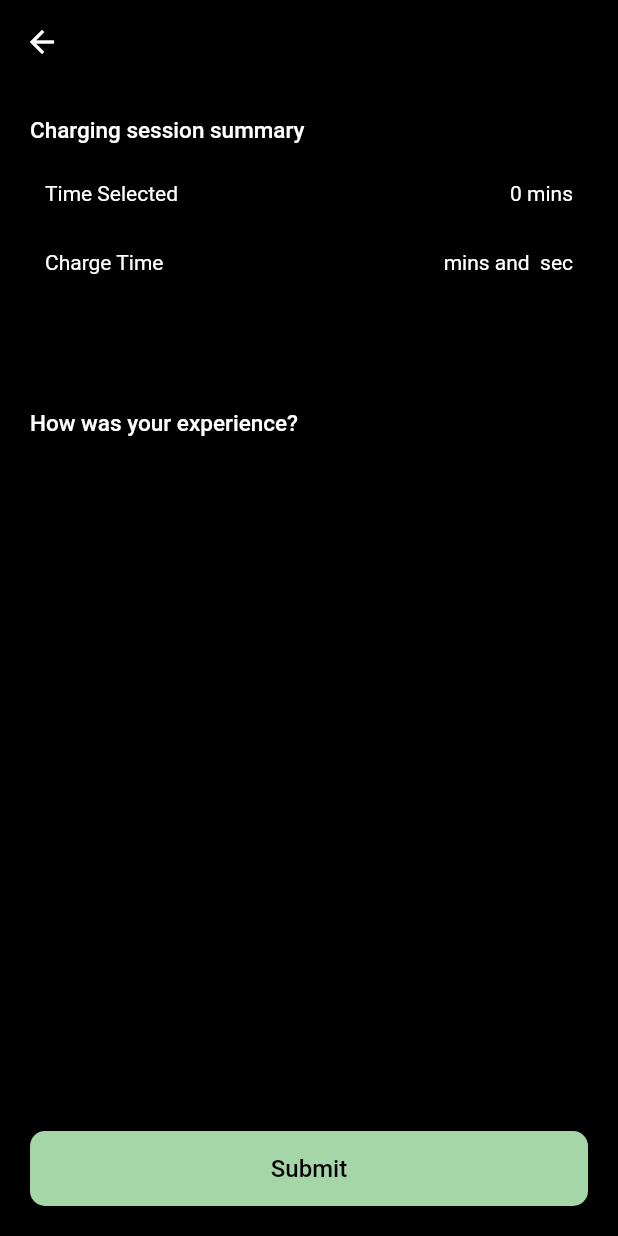
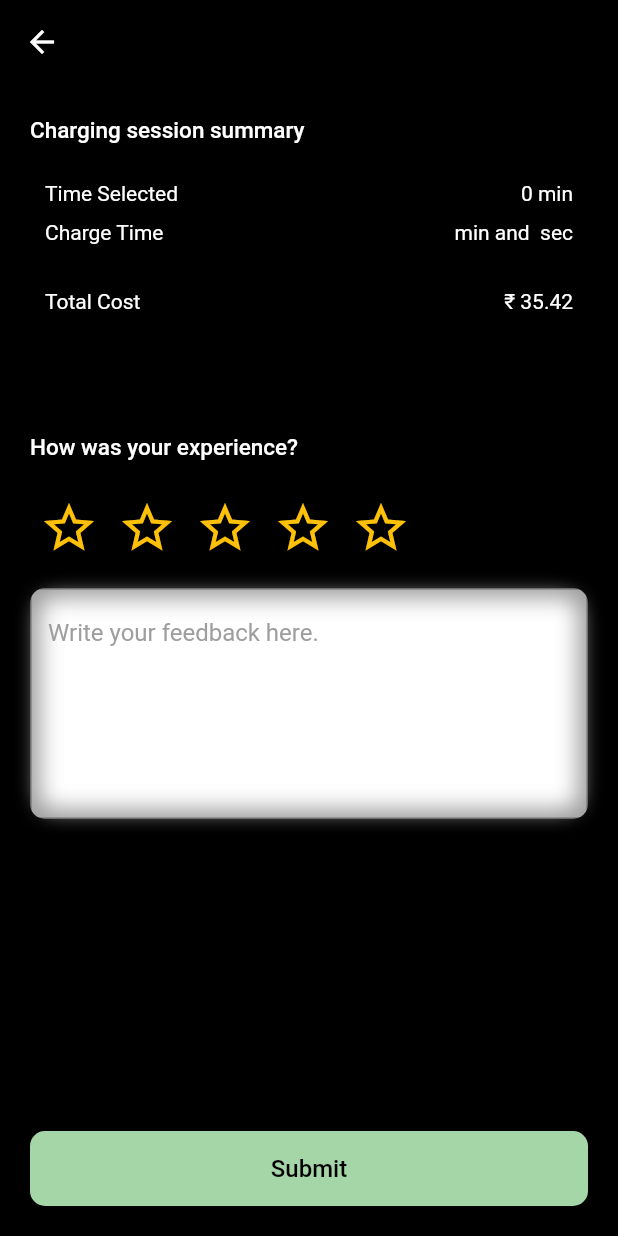
Before and after one commit to esharma33/chargeApp, a Flutter app: the Charging_summary screen opened directly with empty values, on a phone screen of 412 x 824 dp. Run offline on Flutter 3.47's test engine with Material 2 defaults, Android fonts, the phone set to English and light mode, and no system bars; drawn by our look-alikes of flutter_rating_bar; our stand-ins replace circular_countdown_timer, firebase_core, fluttertoast, geolocator, google_maps_flutter, permission_handler and 2 more; missing offline and left inert: qr_code_scanner, razorpay_flutter; accounts and stored records are empty.

Commit message:
pulled Esha's changes

```diff
--- a/chargeApp-master/lib/Screens/Charging_summary_screen.dart
+++ b/chargeApp-master/lib/Screens/Charging_summary_screen.dart
@@ -1,10 +1,11 @@
-import 'package:charging_app/Screens/payment.dart';
 import 'package:flutter/material.dart';
+import 'package:flutter_rating_bar/flutter_rating_bar.dart';
 
 class Charging_summary extends StatefulWidget {
   int duration;
   String mins;
   String sec;
+  int rating = 0;
   Charging_summary(
       {Key? key, required this.duration, required this.mins, required this.sec})
       : super(key: key);
@@ -46,14 +47,18 @@ class _Charging_summaryState extends State<Charging_summary> {
                       color: Colors.white),
                 ),
                 SizedBox(
-                  height: 15,
+                  height: 25,
                 ),
-                BuildRow("Time Selected", "${widget.duration} mins"),
+                BuildRow("Time Selected", "${widget.duration} min"),
                 SizedBox(
                   height: 10,
                 ),
-                BuildRow("Charge Time",
-                    "${widget.mins}  mins and ${widget.sec} sec"),
+                BuildRow(
+                    "Charge Time", "${widget.mins}  min and ${widget.sec} sec"),
+                SizedBox(
+                  height: 30,
+                ),
+                BuildRow("Total Cost", " ₹ 35.42"),
                 SizedBox(
                   height: 80,
                 ),
@@ -63,6 +68,66 @@ class _Charging_summaryState extends State<Charging_summary> {
                       fontSize: 15,
                       fontWeight: FontWeight.w500,
                       color: Colors.white),
+                ),
+                SizedBox(
+                  height: 25,
+                ),
+                RatingBar(
+                  initialRating: 0,
+                  minRating: 1,
+                  direction: Axis.horizontal,
+                  //allowHalfRating: true,
+                  itemCount: 5,
+                  itemPadding: EdgeInsets.symmetric(horizontal: 6.0),
+                  ratingWidget: RatingWidget(
+                    full: Icon(
+                      Icons.star,
+                      size: 14,
+                      color: Colors.amber,
+                    ),
+                    half: Icon(
+                      Icons.star_border_outlined,
+                      size: 14,
+                      color: Colors.amber,
+                    ),
+                    empty: Icon(
+                      Icons.star_border_outlined,
+                      size: 14,
+                      color: Colors.amber,
+                    ),
+                  ),
+                  onRatingUpdate: (rating) {
+                    rating = rating;
+                    print(rating);
+                  },
+                ),
+                SizedBox(
+                  height: 20,
+                ),
+                Container(
+                  decoration: BoxDecoration(
+                    borderRadius: BorderRadius.circular(10),
+                    boxShadow: [
+                      BoxShadow(
+                        color: Colors.grey, // darker color
+                      ),
+                      BoxShadow(
+                        color: Colors.white, // background color
+                        spreadRadius: -7.0,
+                        blurRadius: 12.0,
+                      ),
+                    ],
+                  ),
+                  child: TextField(
+                    maxLines: 6,
+                    keyboardType: TextInputType.multiline,
+                    decoration: InputDecoration(
+                      border: OutlineInputBorder(),
+                      hintText: "Write your feedback here.",
+                      hintStyle:
+                          TextStyle(fontSize: 16, color: Colors.grey.shade500),
+                    ),
+                  ),
                 ),
               ],
             ),
@@ -103,7 +168,10 @@ class _Charging_summaryState extends State<Charging_summary> {
 
   Widget BuildRow(String parameter, String value) {
     return Padding(
-      padding: const EdgeInsets.all(10.0),
+      padding: const EdgeInsets.only(
+        left: 10,
+        right: 10,
+      ),
       child: Row(
         mainAxisAlignment: MainAxisAlignment.spaceBetween,
         children: [
--- a/chargeApp-master/pubspec.yaml
+++ b/chargeApp-master/pubspec.yaml
@@ -55,6 +55,7 @@ dependencies:
   url_launcher: ^6.1.0
   circular_countdown_timer: ^0.2.1
   razorpay_flutter: ^1.3.0
+  flutter_rating_bar: ^4.0.1
 
 
 dev_dependencies:
```
Also changed, not shown: chargeApp-master/lib/Screens/charge_duration.dart (+9 -9 lines), chargeApp-master/lib/Screens/charging_screen.dart (+8 -3 lines), chargeApp-master/lib/Screens/device_id_input_screen.dart (+18 -18 lines), chargeApp-master/lib/Screens/qr_sacn_screen.dart (+46 -29 lines), chargeApp-master/pubspec.lock.
